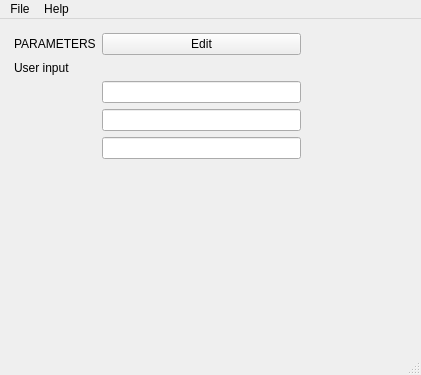
First picture: the form in qt_designer/app/MainWindow.ui, repository urhtrinko/DroneRadioactivity_student_job, before the edit.
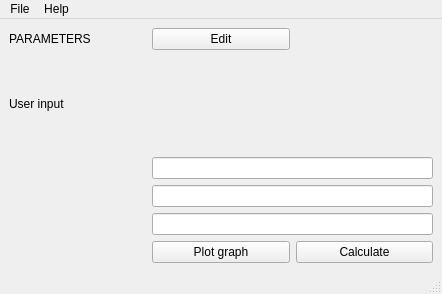
Second picture: the form after the edit.

The edit to the form file:
```diff
--- a/qt_designer/app/MainWindow.ui
+++ b/qt_designer/app/MainWindow.ui
@@ -6,24 +6,15 @@
    <rect>
     <x>0</x>
     <y>0</y>
-    <width>421</width>
-    <height>375</height>
+    <width>442</width>
+    <height>294</height>
    </rect>
   </property>
   <property name="windowTitle">
    <string>MainWindow</string>
   </property>
   <widget class="QWidget" name="centralwidget">
-   <widget class="QWidget" name="">
-    <property name="geometry">
-     <rect>
-      <x>14</x>
-      <y>14</y>
-      <width>287</width>
-      <height>166</height>
-     </rect>
-    </property>
-    <layout class="QFormLayout" name="formLayout">
+   <layout class="QGridLayout" name="gridLayout">
      <item row="0" column="0">
       <widget class="QLabel" name="label">
        <property name="text">
@@ -32,7 +23,7 @@
       </widget>
      </item>
      <item row="0" column="1">
-      <widget class="QPushButton" name="pushButton">
+     <widget class="QPushButton" name="btnPAR">
        <property name="text">
         <string>Edit</string>
        </property>
@@ -45,24 +36,37 @@
        </property>
       </widget>
      </item>
-     <item row="2" column="1">
+    <item row="2" column="1" colspan="2">
       <widget class="QLineEdit" name="lineEdit"/>
      </item>
-     <item row="3" column="1">
+    <item row="3" column="1" colspan="2">
       <widget class="QLineEdit" name="lineEdit_2"/>
      </item>
-     <item row="4" column="1">
+    <item row="4" column="1" colspan="2">
       <widget class="QLineEdit" name="lineEdit_3"/>
      </item>
-    </layout>
-   </widget>
-  </widget>
+    <item row="5" column="1">
+     <widget class="QPushButton" name="btn_plotGraph">
+      <property name="text">
+       <string>Plot graph</string>
+      </property>
+     </widget>
+    </item>
+    <item row="5" column="2">
+     <widget class="QPushButton" name="btn_Calculate">
+      <property name="text">
+       <string>Calculate</string>
+      </property>
+     </widget>
+    </item>
+   </layout>
+  </widget>
   <widget class="QMenuBar" name="menubar">
    <property name="geometry">
     <rect>
      <x>0</x>
      <y>0</y>
-     <width>421</width>
+     <width>442</width>
      <height>31</height>
     </rect>
    </property>
```
Left out of the diff: 20 changed lines with no effect on the pictures. Lines whose indentation alone changed are shown as unchanged.
